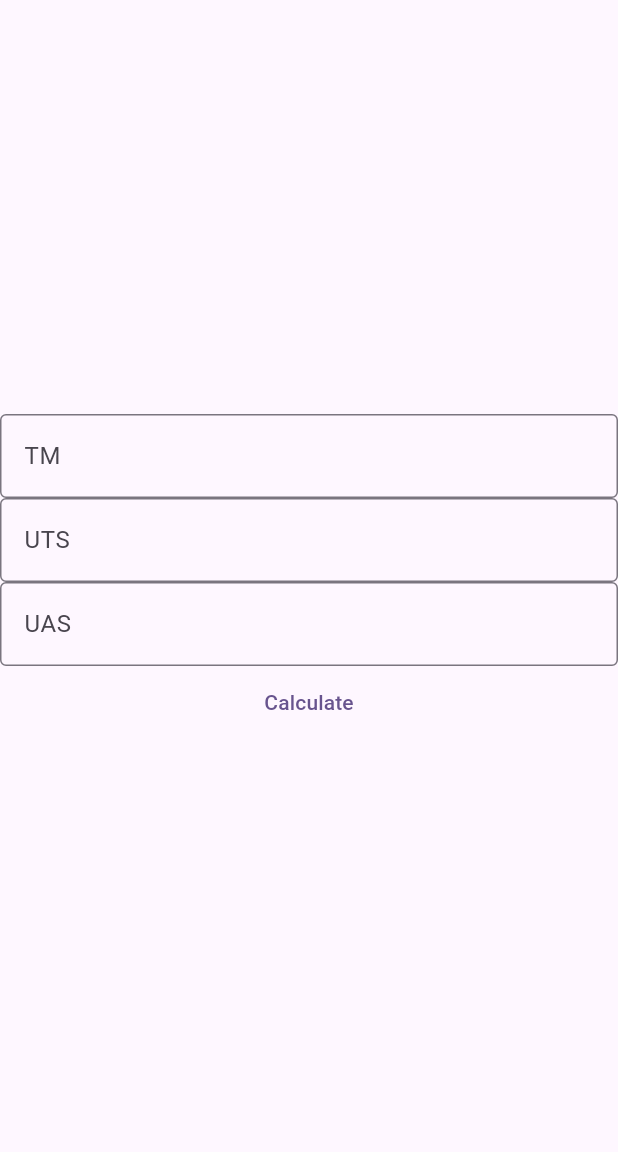
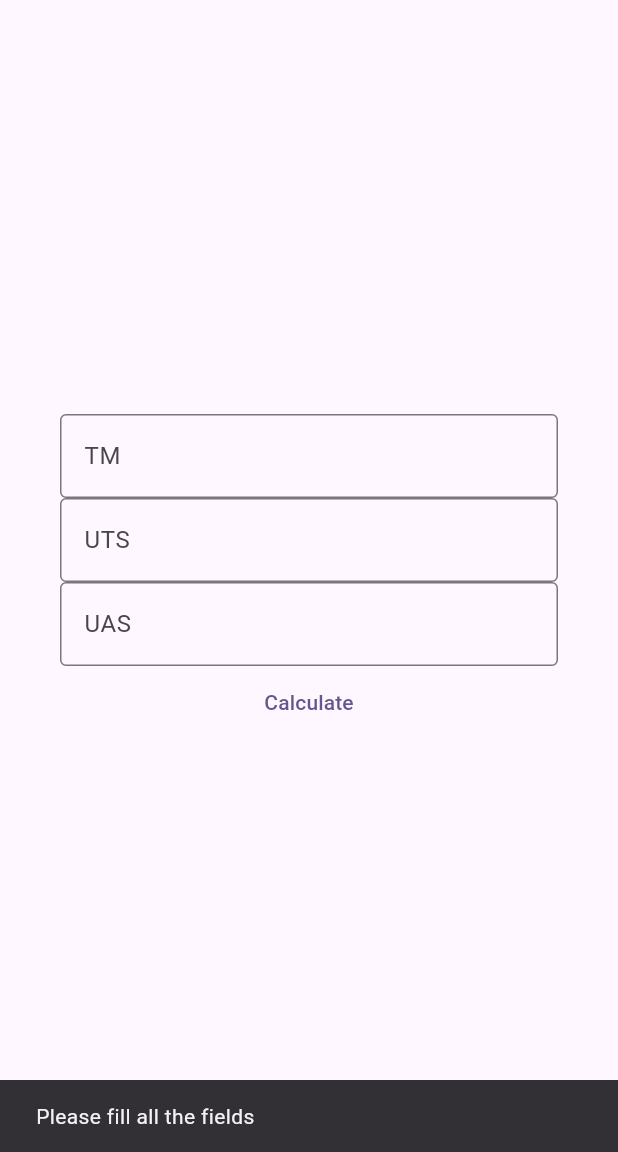
Before and after one commit to enriqqqq/grade-calc-flutter, a Flutter app: the screen it shows after launch, after a tap on "Calculate", on a phone screen of 412 x 824 dp, the part 84-1236 px from its top. Run offline on Flutter 3.47's test engine with Material 2 defaults, Android fonts, the phone set to English and light mode, and no system bars.

```diff
--- a/lib/main.dart
+++ b/lib/main.dart
@@ -38,11 +38,49 @@ class _MyHomePageState extends State<MyHomePage> {
   final uasController = TextEditingController();
 
   void _submit(BuildContext ctx) {
-    final tm = int.parse(tmController.text);
-    final uts = int.parse(utsController.text);
-    final uas = int.parse(uasController.text);
+    // ensure all fields are filled
+    if (tmController.text.isEmpty ||
+        utsController.text.isEmpty ||
+        uasController.text.isEmpty) {
+      ScaffoldMessenger.of(ctx).showSnackBar(
+        const SnackBar(
+          content: Text('Please fill all the fields'),
+        ),
+      );
+      return;
+    }
+
+    final int tm, uts, uas;
+
+    // catch any other input than numbers
+    try {
+      tm = int.parse(tmController.text);
+      uts = int.parse(utsController.text);
+      uas = int.parse(uasController.text);
+    } catch (e) {
+      ScaffoldMessenger.of(ctx).showSnackBar(
+        const SnackBar(
+          content: Text('Please fill all the fields with numbers'),
+        ),
+      );
+      return;
+    }
+
+    // ensure range is 0-100
+    if (tm > 100 || tm < 0 || uts > 100 || uts < 0 || uas > 100 || uas < 0) {
+      ScaffoldMessenger.of(ctx).showSnackBar(
+        const SnackBar(
+          content:
+              Text('Please fill all the fields with numbers between 0 and 100'),
+        ),
+      );
+      return;
+    }
+
+    // calculate grade
     final grade = tm * 0.2 + uts * 0.3 + uas * 0.5;
 
+    // go to next page
     Navigator.of(ctx).push(
       MaterialPageRoute(
         builder: (_) => ShowGrade(grade: grade),
@@ -58,6 +96,8 @@ class _MyHomePageState extends State<MyHomePage> {
         title: Text(widget.title),
       ),
       body: Center(
+        child: Container(
+          padding: const EdgeInsets.all(40),
           child: Column(
             mainAxisAlignment: MainAxisAlignment.center,
             children: <Widget>[
@@ -89,6 +129,7 @@ class _MyHomePageState extends State<MyHomePage> {
             ],
           ),
         ),
+      ),
     );
   }
 }
--- a/lib/show_grade.dart
+++ b/lib/show_grade.dart
@@ -33,6 +33,10 @@ class ShowGrade extends StatelessWidget {
                                           ? 'D'
                                           : 'E',
               style: Theme.of(context).textTheme.headlineMedium,
+            ),
+            TextButton(
+              onPressed: () => Navigator.of(context).pop(),
+              child: const Text('Back'),
             )
           ],
         ),
```
Lines whose indentation alone changed are shown as unchanged.
